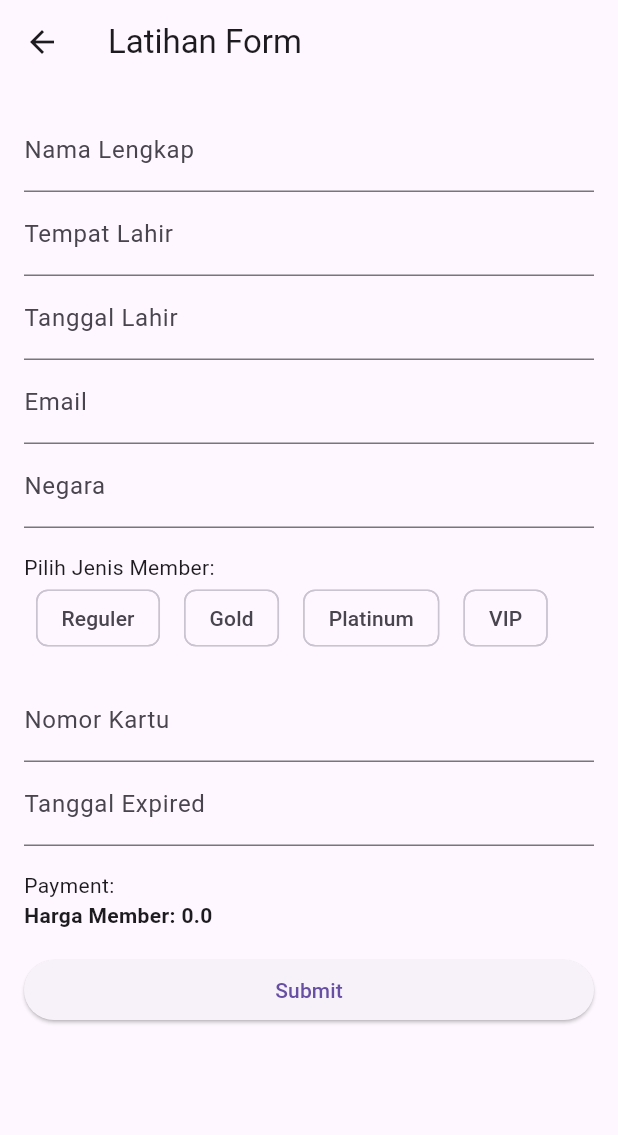
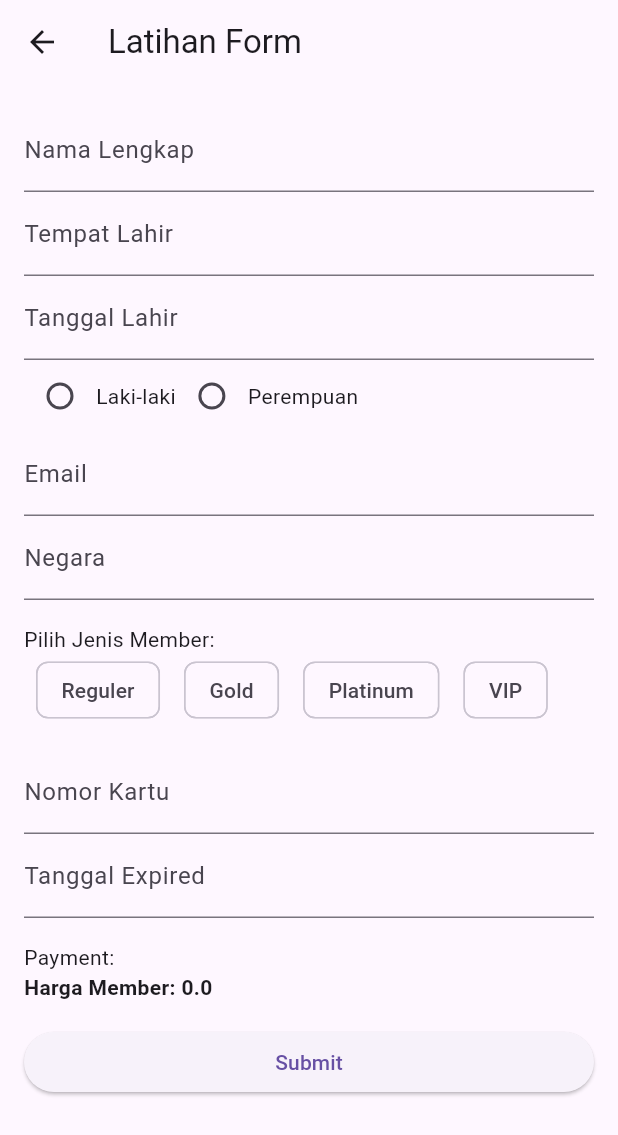
Before and after one commit to mohamaddika/belajar_getx, a Flutter app: the CartView screen opened by its route, on a phone screen of 412 x 824 dp. Shown: the top 1135 px of the screen. Run offline on Flutter 3.47's test engine with Material 3 defaults, Android fonts, the phone set to English and light mode, and no system bars; our stand-ins replace get.

Commit message:
update dei

```diff
--- a/lib/app/modules/cart/controllers/cart_controller.dart
+++ b/lib/app/modules/cart/controllers/cart_controller.dart
@@ -4,9 +4,10 @@ import 'package:intl/intl.dart';
 import '../views/cart_output.dart';
 
 class CartController extends GetxController {
-   var namalengkap = ''.obs;
+  var namalengkap = ''.obs;
   var tempatlahir = ''.obs;
   var tanggallahir = ''.obs;
+  var jeniskelamin = ''.obs;
   var email = ''.obs;
   var negara = ''.obs;
   var nomorkartu = ''.obs;
@@ -40,7 +41,6 @@ class CartController extends GetxController {
       selectedDate.value = formattedDate;
     }
   }
-
 
   Future<void> expiredDate(BuildContext context) async {
     final DateTime? picked = await showDatePicker(
--- a/lib/app/modules/cart/views/cart_output.dart
+++ b/lib/app/modules/cart/views/cart_output.dart
@@ -18,6 +18,7 @@ class cartOutput extends StatelessWidget {
             Text('Nama Lengkap: ${controller.namalengkap.value}'),
             Text('Tempat Lahir: ${controller.tempatlahir.value}'),
             Text('Tanggal Lahir: ${controller.selectedDate.value}'),
+            Text('Jenis Kelamin: ${controller.jeniskelamin.value}'),
             Text('Email: ${controller.email.value}'),
             Text('Negara: ${controller.negara.value}'),
             Text('Jenis Member: ${controller.selectedMember.value}'),
--- a/lib/app/modules/cart/views/cart_view.dart
+++ b/lib/app/modules/cart/views/cart_view.dart
@@ -35,6 +35,24 @@ class CartView extends StatelessWidget {
                   onTap: () => controller.selectDate(context),
                 ),
               ),
+              Row(
+                  children: [
+                        Obx(() => Radio(
+                              value: 'Laki-laki',
+                              groupValue: controller.jeniskelamin.value,
+                              onChanged: (value) =>
+                                  controller.jeniskelamin.value = value!,
+                            )),
+                        Text('Laki-laki'),
+                        Obx(() => Radio(
+                              value: 'Perempuan',
+                              groupValue: controller.jeniskelamin.value,
+                              onChanged: (value) =>
+                                  controller.jeniskelamin.value = value!,
+                            )),
+                        Text('Perempuan'),
+                      ],
+                    ),
               TextFormField(
                 decoration: InputDecoration(labelText: 'Email'),
                 onChanged: (value) => controller.email.value = value,
```
